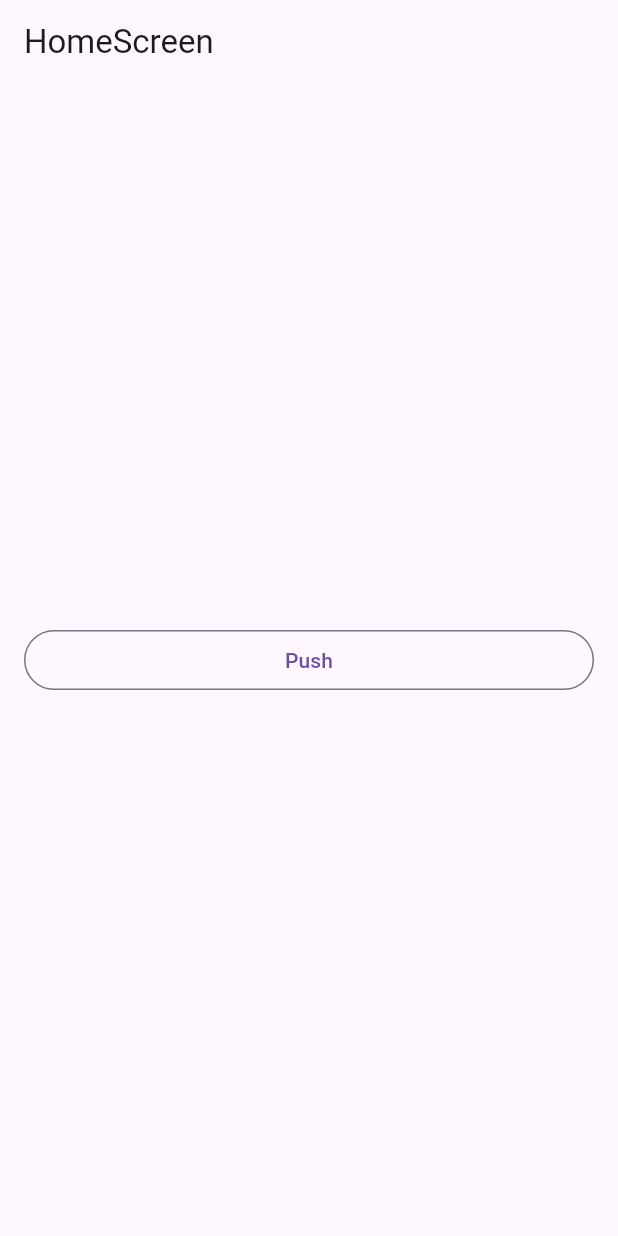
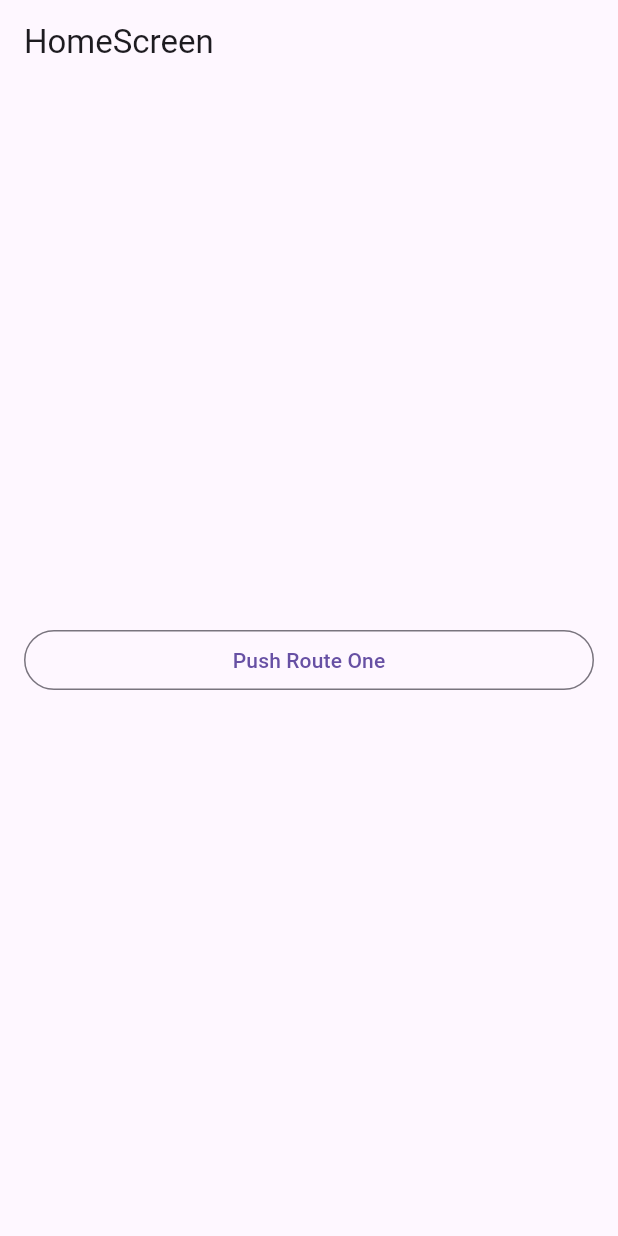
Before and after one commit to lsb530/flutter-study, a Flutter app: the screen it shows after launch, on a phone screen of 412 x 824 dp. Run offline on Flutter 3.47's test engine with Material 3 defaults, Android fonts, the phone set to English and light mode, and no system bars.

```diff
--- a/navigation_theory/lib/screen/home_screen.dart
+++ b/navigation_theory/lib/screen/home_screen.dart
@@ -24,7 +24,7 @@ class HomeScreen extends StatelessWidget {
 
             print(result);
           },
-          child: Text('Push'),
+          child: Text('Push Route One'),
         ),
       ],
     );
--- a/navigation_theory/lib/screen/route_one_screen.dart
+++ b/navigation_theory/lib/screen/route_one_screen.dart
@@ -40,7 +40,7 @@ class RouteOneScreen extends StatelessWidget {
               ),
             );
           },
-          child: Text('Push'),
+          child: Text('Push Route Two'),
         ),
       ],
     );
```
Also changed, not shown: navigation_theory/lib/screen/route_two_screen.dart (+25 -1 lines).
